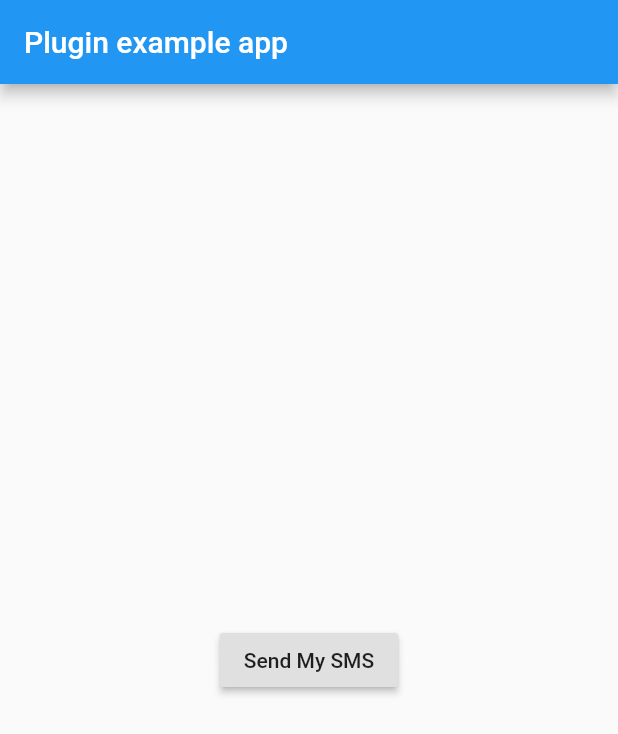
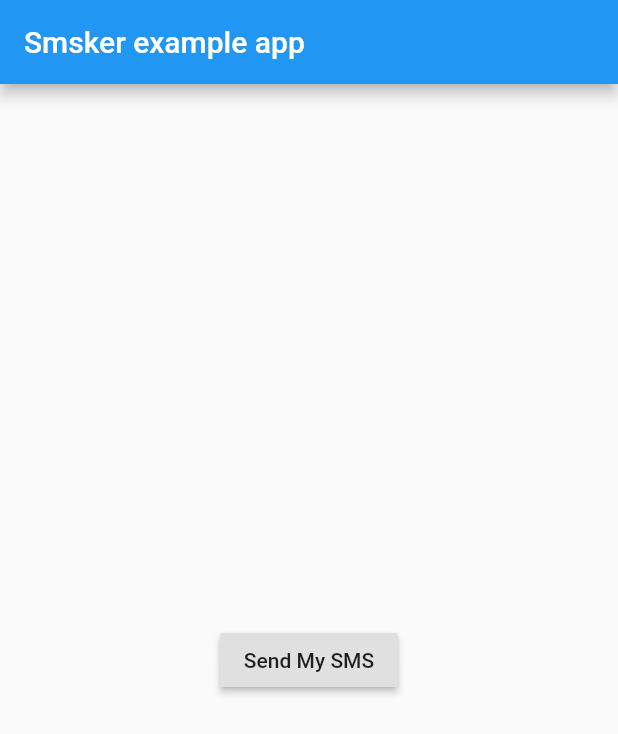
Before and after one commit to roketstorm/smsker, a Flutter app: the screen it shows after launch, after a tap on "Send My SMS", on a phone screen of 412 x 824 dp. Shown: the top 734 px of the screen. Run offline on Flutter 3.47's test engine with Material 2 defaults, Android fonts, the phone set to English and light mode, and no system bars.

Commit message:
Fixes for 0.0.1

```diff
--- a/example/lib/main.dart
+++ b/example/lib/main.dart
@@ -1,7 +1,4 @@
 import 'package:flutter/material.dart';
-import 'dart:async';
-
-import 'package:flutter/services.dart';
 import 'package:smsker/smsker.dart';
 
 void main() {
@@ -14,36 +11,13 @@ class MyApp extends StatefulWidget {
 }
 
 class _MyAppState extends State<MyApp> {
-  String _platformVersion = 'Unknown';
-
   @override
   void initState() {
     super.initState();
-    initPlatformState();
-  }
-
-  // Platform messages are asynchronous, so we initialize in an async method.
-  Future<void> initPlatformState() async {
-    String platformVersion;
-    // Platform messages may fail, so we use a try/catch PlatformException.
-    try {
-      platformVersion = await Smsker.platformVersion;
-    } on PlatformException {
-      platformVersion = 'Failed to get platform version.';
-    }
-
-    // If the widget was removed from the tree while the asynchronous platform
-    // message was in flight, we want to discard the reply rather than calling
-    // setState to update our non-existent appearance.
-    if (!mounted) return;
-
-    setState(() {
-      _platformVersion = platformVersion;
-    });
   }
 
   void _sendMessage() async {
-    await Smsker.sendSms(123);
+    await Smsker.sendSms(phone: "123123123", message: "Hi!");
   }
 
   @override
@@ -51,14 +25,14 @@ class _MyAppState extends State<MyApp> {
     return MaterialApp(
       home: Scaffold(
         appBar: AppBar(
-          title: const Text('Plugin example app'),
+          title: const Text('Smsker example app'),
         ),
         body: Center(
           child: RaisedButton(
-            child: Text("Send My SMS"),
-            onPressed: () {
-            _sendMessage();
-          }),
+              child: Text("Send My SMS"),
+              onPressed: () {
+                _sendMessage();
+              }),
         ),
       ),
     );
--- a/lib/smsker.dart
+++ b/lib/smsker.dart
@@ -1,6 +1,7 @@
 
 import 'dart:async';
 
+import 'package:flutter/cupertino.dart';
 import 'package:flutter/services.dart';
 
 class Smsker {
@@ -12,8 +13,8 @@ class Smsker {
     return version;
   }
 
-  static Future<int> sendSms(int phone) async {
-    final int phoneSend = await _channel.invokeMethod('sendSms', [phone]);
-    return phoneSend;
+  static Future<String> sendSms({@required String phone, @required String message}) async {
+    final String phoneSent = await _channel.invokeMethod('sendSms', [phone, message]);
+    return phoneSent;
   }
 }
```
Also changed, not shown: 2 other files.
